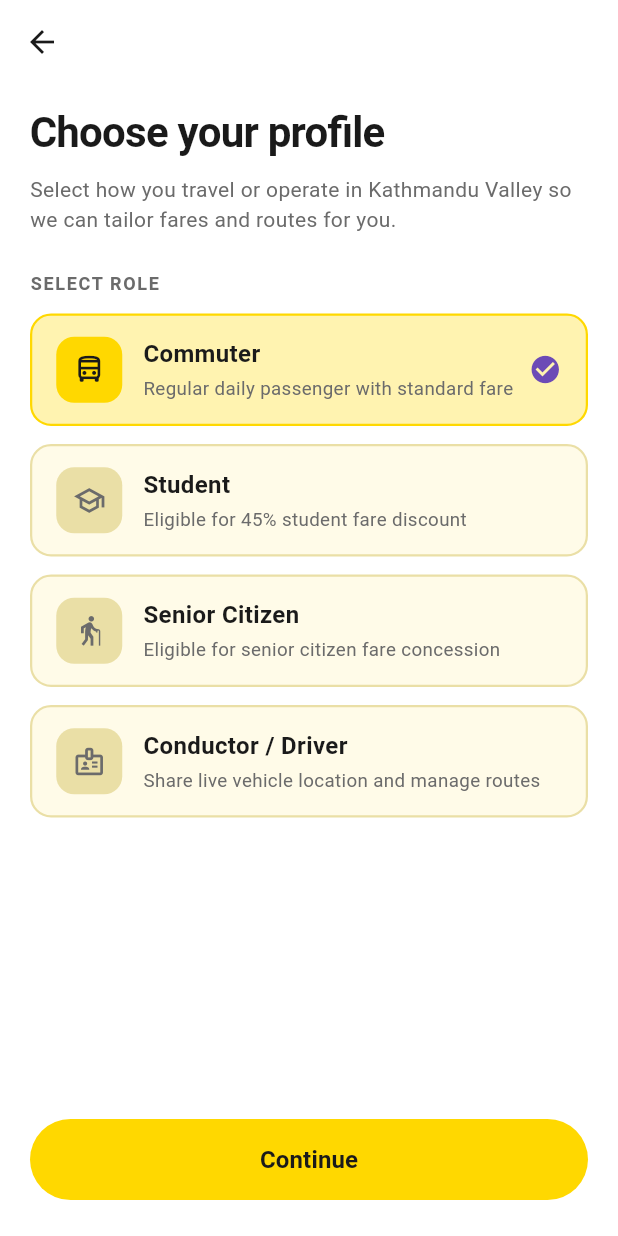
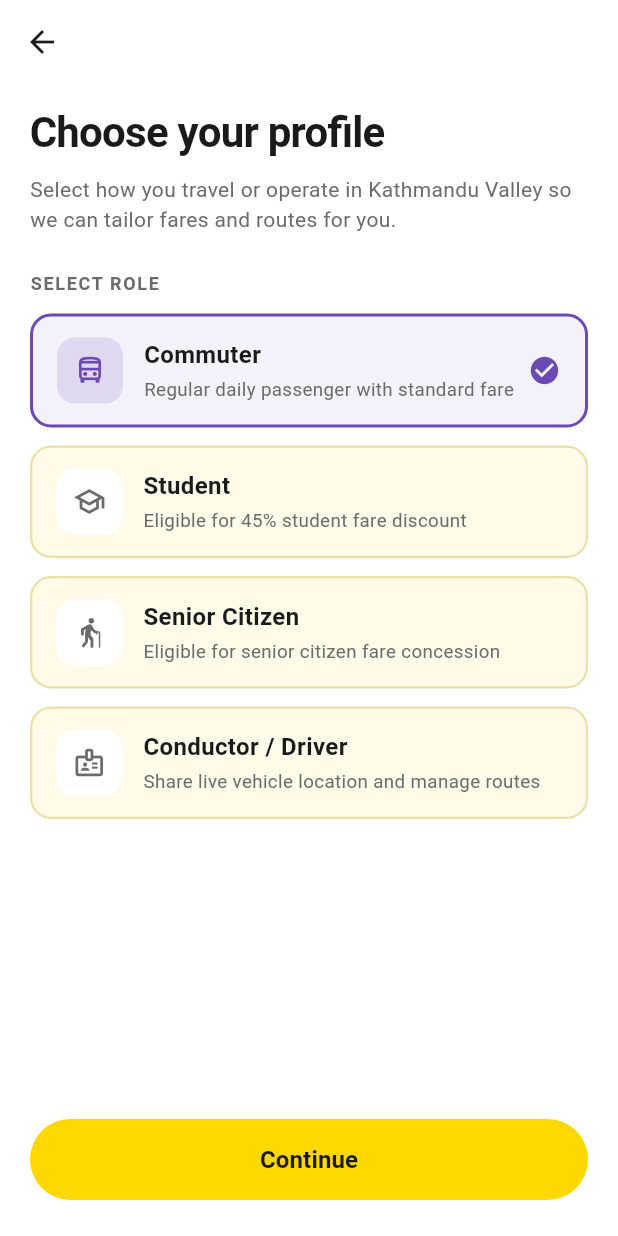
Before and after one commit to Samul2007/SajilYatra, a Flutter app: the RoleSelectScreen screen opened directly, on a phone screen of 412 x 824 dp. Run offline on Flutter 3.47's test engine with Material 3 defaults, Android fonts, the phone set to English and light mode, and no system bars; our stand-ins replace flutter_map, latlong2.

Commit message:
Updated role select theme and routed Continue button to shift setup or register

```diff
--- a/lib/view/authentication/role_select.dart
+++ b/lib/view/authentication/role_select.dart
@@ -2,6 +2,7 @@ import 'package:flutter/material.dart';
 import 'package:sajilyatra/constants/app_colors.dart';
 import 'package:sajilyatra/view/authentication/register_screen.dart';
 import 'package:sajilyatra/view/authentication/widgets/role_card.dart';
+import 'package:sajilyatra/view/driver/shift_setup_screen.dart';
 
 class RoleSelectScreen extends StatefulWidget {
   const RoleSelectScreen({super.key});
@@ -13,19 +14,26 @@ class RoleSelectScreen extends StatefulWidget {
 class _RoleSelectScreenState extends State<RoleSelectScreen> {
   String selectedRole = 'Commuter';
 
+  void _onContinue() {
+    final isDriver = selectedRole == 'Conductor / Driver';
+    Navigator.push(
+      context,
+      MaterialPageRoute(
+        builder: (context) => isDriver
+            ? ShiftSetupScreen(role: selectedRole)
+            : RegisterScreen(role: selectedRole),
+      ),
+    );
+  }
+
   @override
   Widget build(BuildContext context) {
     return Scaffold(
       backgroundColor: kBg,
       appBar: AppBar(
         backgroundColor: Colors.transparent,
+        foregroundColor: kText,
         elevation: 0,
-        leading: IconButton(
-          icon: const Icon(Icons.arrow_back, color: kText),
-          onPressed: () {
-            Navigator.pop(context);
-          },
-        ),
       ),
       body: SafeArea(
         child: Padding(
@@ -51,9 +59,7 @@ class _RoleSelectScreenState extends State<RoleSelectScreen> {
                   height: 1.4,
                 ),
               ),
-
               const SizedBox(height: 24),
-
               const Text(
                 'SELECT ROLE',
                 style: TextStyle(
@@ -63,10 +69,7 @@ class _RoleSelectScreenState extends State<RoleSelectScreen> {
                   letterSpacing: 1.1,
                 ),
               ),
-
               const SizedBox(height: 12),
-
-              // Role options
               RoleCard(
                 icon: Icons.directions_bus_outlined,
                 title: 'Commuter',
@@ -114,22 +117,12 @@ class _RoleSelectScreenState extends State<RoleSelectScreen> {
                   });
                 },
               ),
-
               const Spacer(),
-
-              // Continue button
               SizedBox(
                 width: double.infinity,
                 height: 54,
                 child: ElevatedButton(
-                  onPressed: () {
-                    Navigator.push(
-                      context,
-                      MaterialPageRoute(
-                        builder: (_) => RegisterScreen(role: selectedRole),
-                      ),
-                    );
-                  },
+                  onPressed: _onContinue,
                   style: ElevatedButton.styleFrom(
                     backgroundColor: kAccent,
                     foregroundColor: kOnAccent,
@@ -142,12 +135,11 @@ class _RoleSelectScreenState extends State<RoleSelectScreen> {
                     'Continue',
                     style: TextStyle(
                       fontSize: 16,
-                      fontWeight: FontWeight.w600,
+                      fontWeight: FontWeight.w700,
                     ),
                   ),
                 ),
               ),
-
               const SizedBox(height: 12),
             ],
           ),
--- a/lib/view/authentication/widgets/role_card.dart
+++ b/lib/view/authentication/widgets/role_card.dart
@@ -19,22 +19,17 @@ class RoleCard extends StatelessWidget {
 
   @override
   Widget build(BuildContext context) {
-    final Color activeBorder = kAccent;
-    final Color inactiveBorder = kBorder;
-    final Color activeBg = kCardActive;
-    final Color inactiveBg = kCard;
-
     return InkWell(
       onTap: onTap,
       borderRadius: BorderRadius.circular(14),
       child: Container(
         padding: const EdgeInsets.symmetric(horizontal: 16, vertical: 14),
         decoration: BoxDecoration(
-          color: isSelected ? activeBg : inactiveBg,
+          color: isSelected ? kViolet.withValues(alpha: 0.08) : kCard,
           borderRadius: BorderRadius.circular(14),
           border: Border.all(
-            color: isSelected ? activeBorder : inactiveBorder,
-            width: 1.5,
+            color: isSelected ? kViolet : kBorder,
+            width: isSelected ? 2 : 1.5,
           ),
         ),
         child: Row(
@@ -44,15 +39,13 @@ class RoleCard extends StatelessWidget {
               height: 44,
               decoration: BoxDecoration(
                 color: isSelected
-                    ? kAccent
-                    : kBorder,
+                    ? kViolet.withValues(alpha: 0.15)
+                    : kBg,
                 borderRadius: BorderRadius.circular(12),
               ),
               child: Icon(
                 icon,
-                color: isSelected
-                    ? kOnAccent
-                    : kMuted,
+                color: isSelected ? kViolet : kMuted,
                 size: 22,
               ),
             ),
@@ -81,7 +74,7 @@ class RoleCard extends StatelessWidget {
               ),
             ),
             if (isSelected)
-              Icon(
+              const Icon(
                 Icons.check_circle,
                 color: kViolet,
                 size: 22,
```
